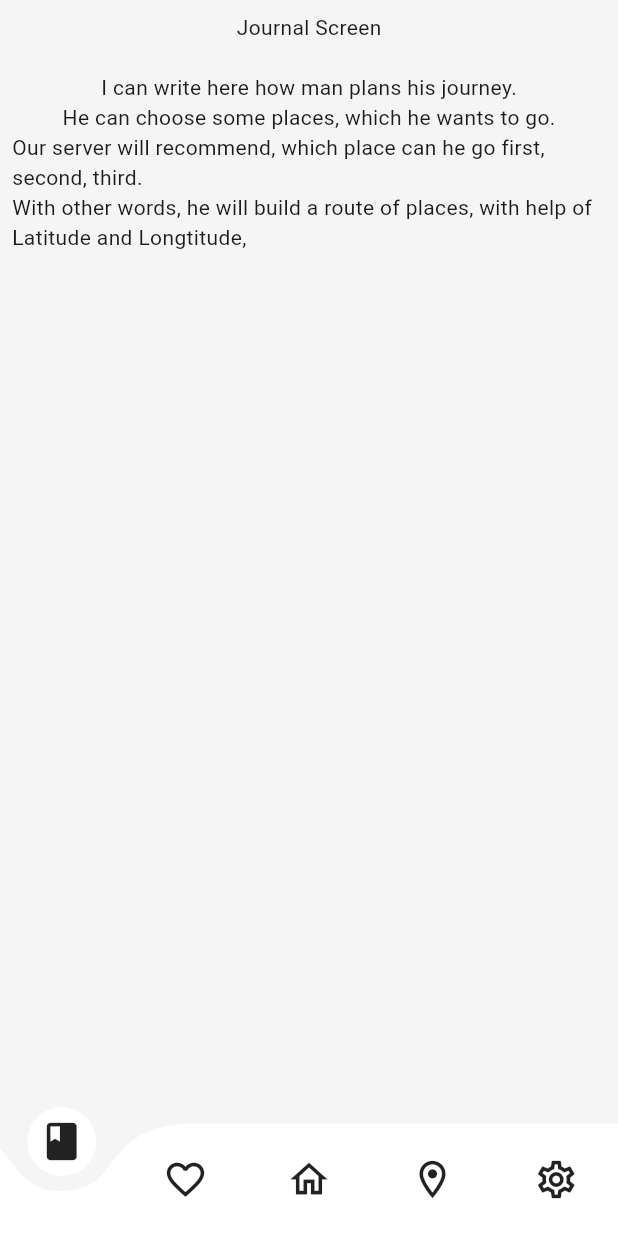
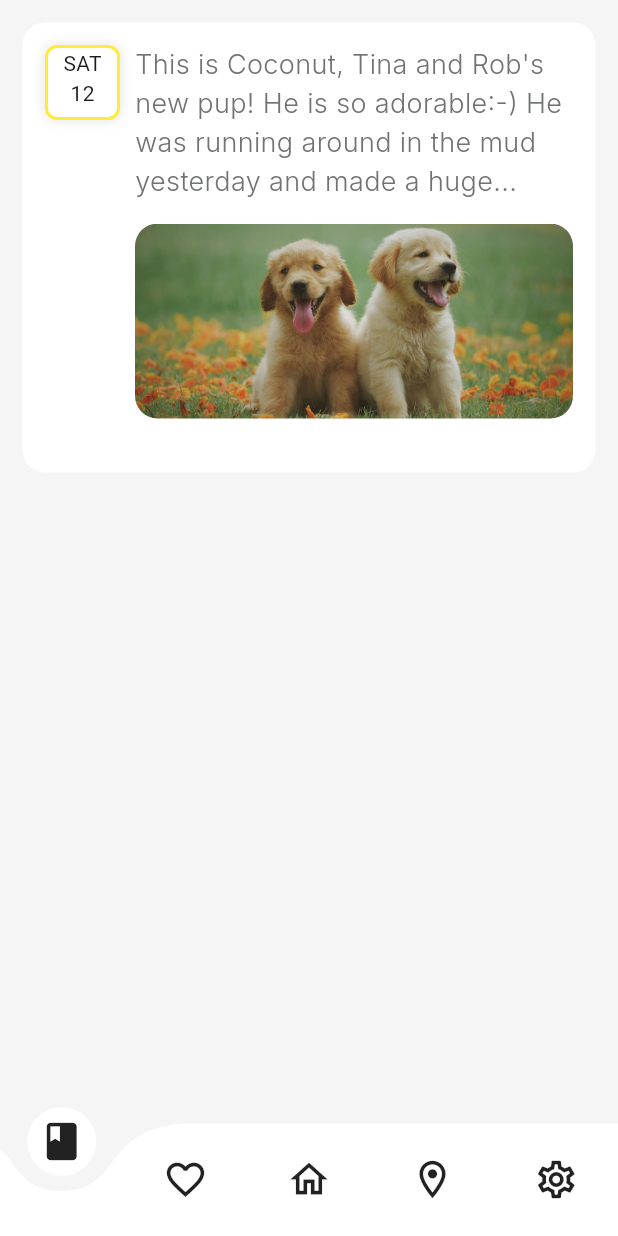
Before and after one commit to orozbaevelmar/Flutter_Start_Journey, a Flutter app: the NavigationBarScreen screen opened directly, on a phone screen of 412 x 824 dp. Run offline on Flutter 3.47's test engine with Material 3 defaults, Android fonts, the phone set to English and light mode, and no system bars; drawn by our look-alikes of curved_navigation_bar; our stand-ins replace dartz, equatable, flutter_bloc, flutter_secure_storage, fluttertoast, geolocator and 5 more; missing offline and left inert: yandex_mapkit; accounts and stored records are empty.

Commit message:
I'm planing, how to build journal screen

```diff
--- a/lib/u_presentation/screen/trip_journal/trip_journal.dart
+++ b/lib/u_presentation/screen/trip_journal/trip_journal.dart
@@ -1,29 +1,103 @@
 import 'package:flutter/material.dart';
+import 'package:start_journey/utils/constants/box_shadow.dart';
+import 'package:start_journey/utils/constants/color_const.dart';
+import 'package:start_journey/utils/constants/text_style_const.dart';
 
 class TripJournal extends StatelessWidget {
   TripJournal({super.key});
 
   final List<String> list = [
     'Journal Screen\n',
-    'I can write here how man plans his journey.',
+    'I can write here, how man plans his journey.',
     'He can choose some places, which he wants to go.',
     'Our server will recommend, which place can he go first, second, third.',
     'With other words, he will build a route of places, with help of Latitude and Longtitude,'
   ];
 
+  final String str =
+      'This is Coconut, Tina and Rob\'s new pup! He is so adorable:-) He was running around in the mud yesterday and made a huge...';
+
   @override
   Widget build(BuildContext context) {
     return SafeArea(
       child: Padding(
-        padding: const EdgeInsets.all(8.0),
-        child: Center(
-          child: Column(
-            children: [
-              for (int i = 0; i < list.length; i++) Text(list[i]),
-            ],
-          ),
+        padding: const EdgeInsets.all(15),
+        child: Column(
+          children: [
+            Container(
+              height: 300,
+              padding: EdgeInsets.all(15),
+              decoration: BoxDecoration(
+                color: MColor.white,
+                borderRadius: BorderRadius.all(Radius.circular(15)),
+              ),
+              child: Row(
+                crossAxisAlignment: CrossAxisAlignment.start,
+                children: [
+                  _buildData(),
+                  SizedBox(width: 10),
+                  Expanded(
+                    child: Column(
+                      children: [
+                        Text(
+                          str,
+                          maxLines: 4,
+                          overflow: TextOverflow.ellipsis,
+                          style: MTextStyle.Regular18,
+                        ),
+                        SizedBox(height: 15),
+                        /* Container(
+                          height: 500,
+                          color: Colors.black,
+                        ) */
+                        SizedBox(
+                          height: 130,
+                          width: double.infinity,
+                          child: ClipRRect(
+                            borderRadius: BorderRadius.circular(15),
+                            child: Image(
+                              fit: BoxFit.cover,
+                              image: AssetImage('images/journal/dog.jpeg'),
+                            ),
+                          ),
+                        ),
+                      ],
+                    ),
+                  ),
+                ],
+              ),
+            )
+          ],
         ),
       ),
     );
   }
+
+  Widget _buildData() {
+    return Container(
+      alignment: Alignment.center,
+      height: 50,
+      width: 50,
+      decoration: BoxDecoration(
+        boxShadow: [
+          MBoxShadow.regular,
+        ],
+        color: MColor.white,
+        borderRadius: BorderRadius.all(Radius.circular(8)),
+        border: Border.all(
+          width: 2,
+          color: MColor.yellow,
+        ),
+      ),
+      child: Column(
+        children: [
+          Text(
+            'SAT',
+            //  style: MTextStyle.Medium30,
+          ),
+          Text('12'),
+        ],
+      ),
+    );
+  }
 }
--- /dev/null
+++ b/lib/utils/constants/box_shadow.dart
@@ -0,0 +1,10 @@
+import 'package:flutter/material.dart';
+
+class MBoxShadow {
+  static final regular = BoxShadow(
+    blurRadius: 6,
+    offset: Offset(0, 0),
+    spreadRadius: 0.5,
+    color: Colors.black.withValues(alpha: 0.1),
+  );
+}
--- a/lib/utils/constants/color_const.dart
+++ b/lib/utils/constants/color_const.dart
@@ -3,6 +3,7 @@ import 'package:flutter/material.dart';
 class MColor {
   static const dark = Color(0xFF6D7A77);
   static const black = Colors.black;
+  static const yellow = Colors.yellow;
 
   static const greenPrimary = Color(0xFF5DB075);
   static const greenSecondary = Color(0xFF4B9460);
--- a/lib/utils/constants/text_style_const.dart
+++ b/lib/utils/constants/text_style_const.dart
@@ -107,6 +107,13 @@ class MTextStyle {
     textStyle: const TextStyle(
         fontWeight: FontWeight.w400, fontSize: 14, color: Color(0xFF717372)),
   );
+  static final Regular18 = GoogleFonts.inter(
+    textStyle: const TextStyle(
+      fontWeight: FontWeight.w300,
+      fontSize: 18,
+      color: Color(0xFF717372),
+    ),
+  );
   static final h1_regular20 = GoogleFonts.roboto(
     textStyle: const TextStyle(
       fontWeight: FontWeight.w400,
--- a/pubspec.yaml
+++ b/pubspec.yaml
@@ -84,6 +84,7 @@ flutter:
       - images/sights/ruh_ordo/
       - images/sights/canyon_fairy_tale/
       - images/delete/
+      - images/journal/dog.jpeg
 
 
   #   - images/a_dot_ham.jpeg
```
Also changed, not shown: images/journal/dog.jpeg (added).
